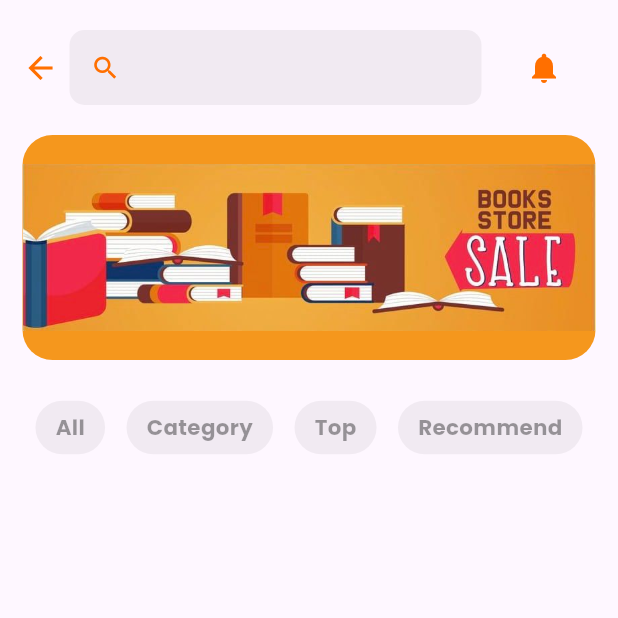
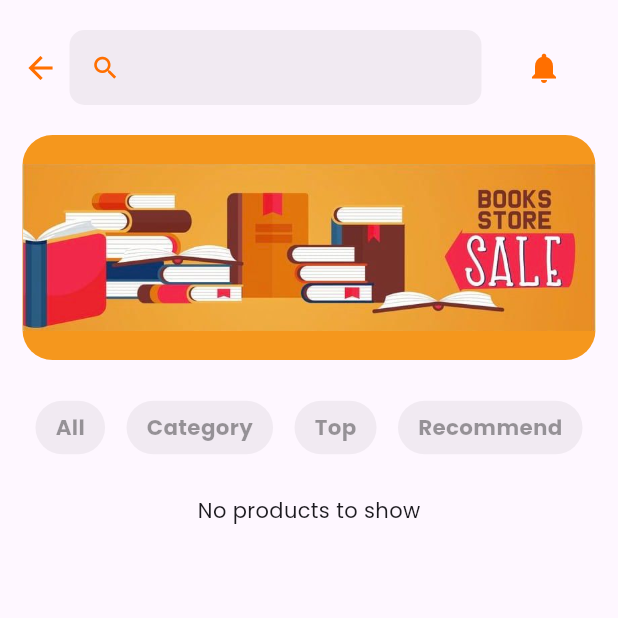
Before and after one commit to sharonvarkey0304/Abet, a Flutter app: the HomeScreen screen opened directly, on a phone screen of 412 x 824 dp, the top half of it. Run offline on Flutter 3.47's test engine with Material 3 defaults, Android fonts, the phone set to English and light mode, and no system bars; our stand-ins replace animated_bottom_navigation_bar, carousel_slider, cloud_firestore, eva_icons_flutter, firebase_auth, firebase_core and 8 more; missing offline and left inert: cloudinary; accounts and stored records are empty.

Commit message:
added loading and empty state text in product section

```diff
--- a/lib/screens/sidebar/store/favScreen.dart
+++ b/lib/screens/sidebar/store/favScreen.dart
@@ -28,7 +28,9 @@ class FavoritesScreen extends StatelessWidget {
                 .toList();
             return Column(
               children: [
-                ListView.builder(
+                favouriteProducts.isEmpty
+                    ? Center(child: Text('No favourite products to show'))
+                    : ListView.builder(
                         itemCount: favouriteProducts.length,
                         shrinkWrap: true,
                         scrollDirection: Axis.vertical,
@@ -59,7 +61,8 @@ class FavoritesScreen extends StatelessWidget {
                                           icon: Icon(
                                             item.isFavourite
                                                 ? Icons.favorite
-                                            : Icons.favorite_outline_outlined,
+                                                : Icons
+                                                    .favorite_outline_outlined,
                                           ),
                                           color: item.isFavourite
                                               ? Colors.red
--- a/lib/screens/sidebar/store/home2.dart
+++ b/lib/screens/sidebar/store/home2.dart
@@ -254,7 +254,9 @@ class HomeScreen extends StatelessWidget {
                   ),
                 ),
                 SizedBox(height: 20), */
-                GridView.builder(
+                controller.productList.isEmpty
+                    ? Text('No products to show')
+                    : GridView.builder(
                         itemCount: controller.productList.length,
                         shrinkWrap: true,
                         physics: NeverScrollableScrollPhysics(),
@@ -284,10 +286,12 @@ class HomeScreen extends StatelessWidget {
                                           controller.likeProduct(item: item);
                                         },
                                         onTap: () {
-                                      Get.to(() => ProductScreen(item: item));
+                                          Get.to(
+                                              () => ProductScreen(item: item));
                                         },
                                         child: ClipRRect(
-                                        borderRadius: BorderRadius.circular(10),
+                                            borderRadius:
+                                                BorderRadius.circular(10),
                                             child: /* Image.file(
                                         File(item.image ?? ''),
                                         fit: BoxFit.cover,
@@ -309,12 +313,14 @@ class HomeScreen extends StatelessWidget {
                                           radius: 19,
                                           child: IconButton(
                                             onPressed: () {
-                                          controller.likeProduct(item: item);
+                                              controller.likeProduct(
+                                                  item: item);
                                             },
                                             icon: Icon(
                                               item.isFavourite
                                                   ? Icons.favorite
-                                              : Icons.favorite_outline_outlined,
+                                                  : Icons
+                                                      .favorite_outline_outlined,
                                             ),
                                             color: item.isFavourite
                                                 ? Colors.red
@@ -331,7 +337,8 @@ class HomeScreen extends StatelessWidget {
                                           radius: 19,
                                           child: IconButton(
                                             onPressed: () {
-                                          controller.deleteProduct(item: item);
+                                              controller.deleteProduct(
+                                                  item: item);
                                             },
                                             icon: Icon(
                                               Icons.delete,
--- a/lib/widgets/snackbar.dart
+++ b/lib/widgets/snackbar.dart
@@ -20,13 +20,13 @@ class CommonWidget {
     );
   }
 
-  static Widget loadingIndicator() {
-   return SizedBox(
+  static Widget loadingIndicator({Color color = Colors.white}) {
+    return SizedBox(
       height: 15,
       width: 15,
       child: CircularProgressIndicator(
         strokeWidth: 3,
-        color: Colors.white,
+        color: color,
       ),
     );
   }
```
Also changed, not shown: lib/controler/store_controller.dart (+9 -2 lines), lib/screens/sidebar/store/add_product.dart (+15 -2 lines). Lines whose indentation alone changed are shown as unchanged.
